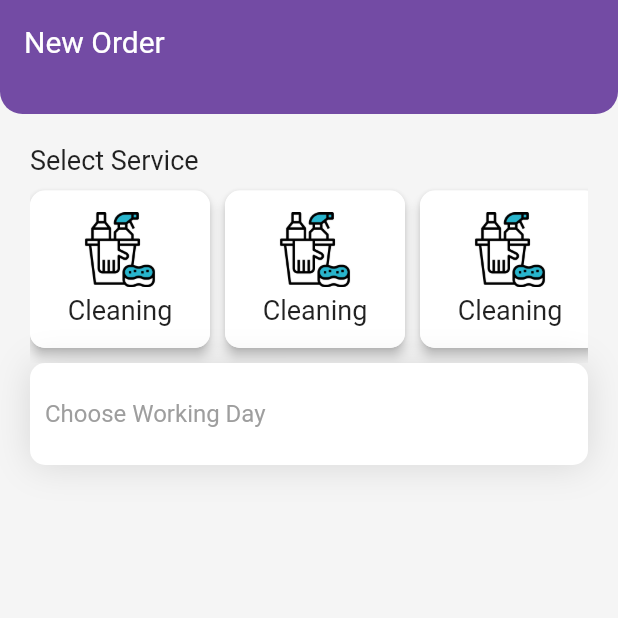
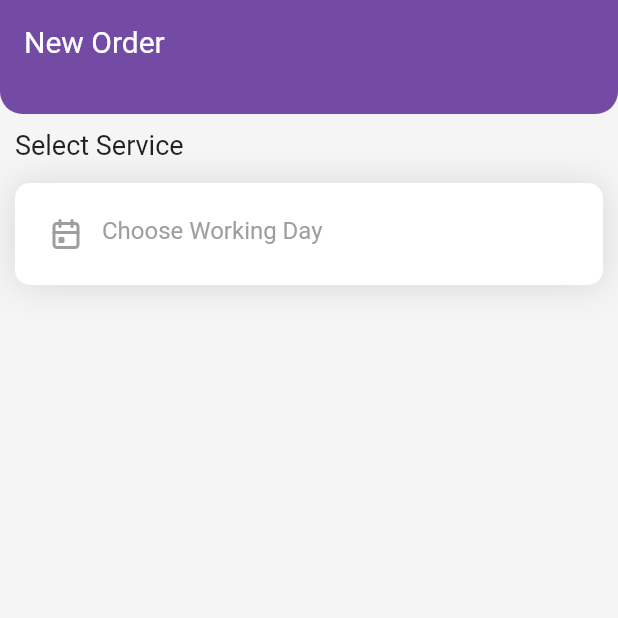
Before and after one commit to amr-alawaad99/HomeMate_HomeServiceApp, a Flutter app: the NewOrderScreen screen opened directly, on a phone screen of 412 x 824 dp, the top half of it. Run offline on Flutter 3.47's test engine with Material 2 defaults, Android fonts, the phone set to English and light mode, and no system bars; our stand-ins replace bloc, bubble_bottom_bar, flutter_bloc, flutter_tabler_icons, smooth_page_indicator; missing offline and left inert: colorful_safe_area.

Commit message:
update new_order_screen.dart

```diff
--- a/lib/module/new_order_screen/new_order_screen.dart
+++ b/lib/module/new_order_screen/new_order_screen.dart
@@ -1,5 +1,7 @@
 import 'package:colorful_safe_area/colorful_safe_area.dart';
 import 'package:flutter_bloc/flutter_bloc.dart';
+import 'package:flutter_tabler_icons/flutter_tabler_icons.dart';
+import 'package:intl/intl.dart';
 
 import '../../layout/cubit/cubit.dart';
 import 'package:flutter/material.dart';
@@ -10,17 +12,13 @@ import '../../shared/components/constants.dart';
 
 class NewOrderScreen extends StatelessWidget {
   final GlobalKey<ScaffoldState> scaffoldKey = GlobalKey<ScaffoldState>();
+  final GlobalKey<FormState> formKey = GlobalKey<FormState>();
   var dateController = TextEditingController();
 
   NewOrderScreen({super.key});
 
   @override
   Widget build(BuildContext context) {
-    return BlocProvider(
-      create: (context) => LayoutCubit(),
-      child: BlocConsumer<LayoutCubit, LayoutStates>(
-        listener: (context, state) {},
-        builder: (context, state) {
     return ColorfulSafeArea(
       color: primaryColor,
       child: Scaffold(
@@ -32,47 +30,38 @@ class NewOrderScreen extends StatelessWidget {
             const SliverAppBar(
                 title: Text(
                   'New Order',
-                        style: TextStyle(
-                            color: Colors.white, fontFamily: "Roboto"),
+                  style: TextStyle(color: Colors.white, fontFamily: "Roboto"),
                 ),
                 backgroundColor: primaryColor,
                 shape: RoundedRectangleBorder(
-                          borderRadius: BorderRadius.vertical(
-                              bottom: Radius.circular(15))),
+                    borderRadius:
+                        BorderRadius.vertical(bottom: Radius.circular(15))),
                 automaticallyImplyLeading: true,
                 leadingWidth: 50,
                 iconTheme: IconThemeData(color: Colors.white),
                 bottom: PreferredSize(
-                          preferredSize: Size.fromHeight(20),
-                          child: SizedBox())),
+                    preferredSize: Size.fromHeight(20), child: SizedBox())),
           ],
           body: Padding(
-                  padding: const EdgeInsets.all(20.0),
+            padding: const EdgeInsets.all(10.0),
+            child: Form(
+              key: formKey,
               child: Column(
                 crossAxisAlignment: CrossAxisAlignment.start,
                 children: [
+
                   const Text('Select Service'),
-                      SizedBox(
-                        height: 125,
-                        width: double.infinity,
-                        child: ListView.separated(
-                            scrollDirection: Axis.horizontal,
-                            itemBuilder: (context, index) => Padding(
-                                  padding:
-                                      const EdgeInsets.symmetric(vertical: 10),
-                                  child: defaultCategoriesBox(
-                                      text: 'Cleaning',
-                                      img: 'assets/images/cleaning.png',
-                                      width: 120,
-                                      height: 120),
-                                ),
-                            separatorBuilder: (context, index) => SizedBox(
-                                  width: 10,
-                                ),
-                            itemCount: 6),
-                      ),
+                  const SizedBox(height: 15,),
+
                   defaultTextFromField(
+                    validator: (String? value) {
+                      if(value!.isEmpty){
+                        return 'you must choose the day';
+                      }
+                      return null;
+                    },
                       hintText: 'Choose Working Day',
+                      prefixIcon: TablerIcons.calendar_event,
                       controller: dateController,
                       keyboardType: TextInputType.datetime,
                       onTapFunction: () {
@@ -82,7 +71,8 @@ class NewOrderScreen extends StatelessWidget {
                           firstDate: DateTime.now(),
                           lastDate: DateTime(2123),
                         ).then((value) {
-                              dateController.text = value.toString();
+                          dateController.text = DateFormat.yMMMEd().format(value!);
+
                         });
                       })
                 ],
@@ -90,8 +80,6 @@ class NewOrderScreen extends StatelessWidget {
             ),
           ),
         ),
-          );
-        },
       ),
     );
   }
--- a/pubspec.yaml
+++ b/pubspec.yaml
@@ -41,6 +41,8 @@ dependencies:
   flutter_bloc: ^8.1.2
   provider: ^6.0.5
   bubble_bottom_bar: ^2.0.0
+  intl: ^0.18.0
+
 
 
 dev_dependencies:
```
Also changed, not shown: lib/shared/components/components.dart (+8 -6 lines), pubspec.lock. Lines whose indentation alone changed are shown as unchanged.
